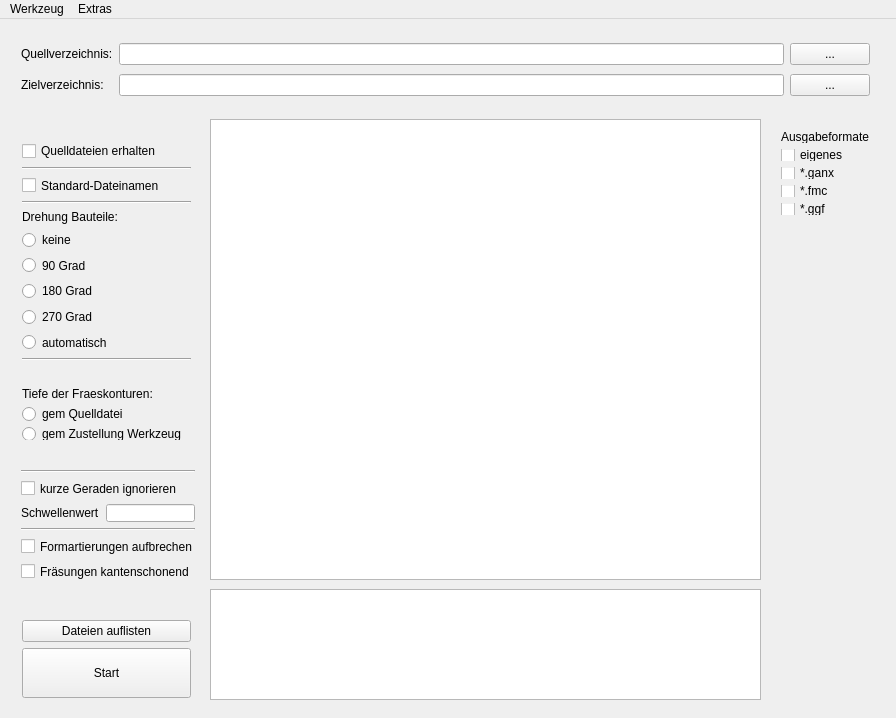
First picture: the form in mainwindow.ui, repository TischlerWilly/postprozessor, before the edit.
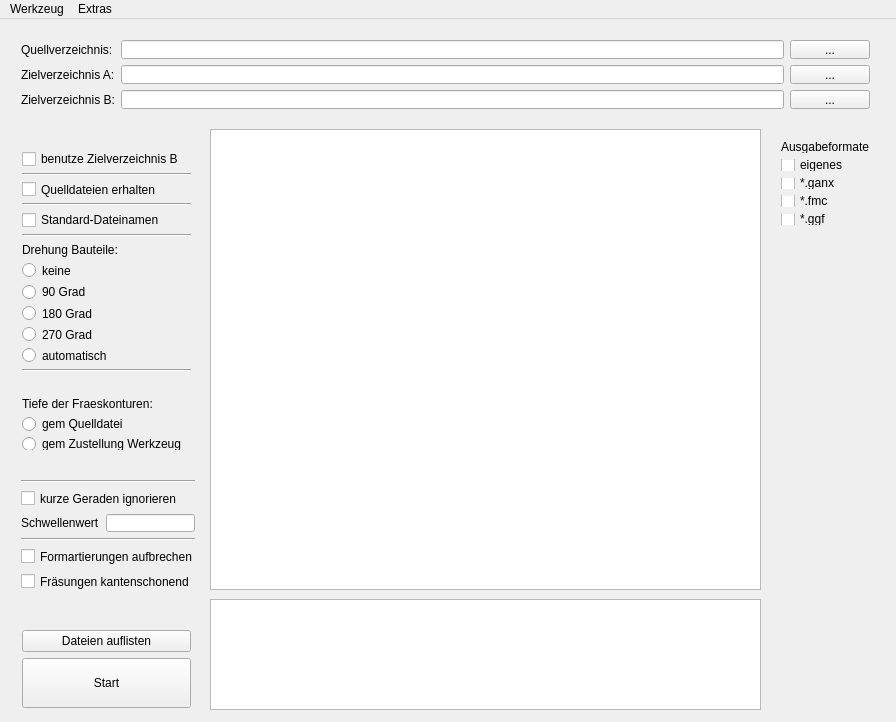
Second picture: the form after the edit.

Commit message: GUI ZielA+B gesplittet

Diff of the .ui file:
```diff
--- a/mainwindow.ui
+++ b/mainwindow.ui
@@ -7,7 +7,7 @@
     <x>0</x>
     <y>0</y>
     <width>896</width>
-    <height>718</height>
+    <height>722</height>
    </rect>
   </property>
   <property name="windowTitle">
@@ -18,7 +18,7 @@
     <property name="geometry">
      <rect>
       <x>210</x>
-      <y>100</y>
+      <y>110</y>
       <width>551</width>
       <height>461</height>
      </rect>
@@ -36,45 +36,66 @@
       <x>10</x>
       <y>10</y>
       <width>871</width>
-      <height>81</height>
+      <height>91</height>
      </rect>
     </property>
     <layout class="QGridLayout" name="gridLayout">
-     <item row="0" column="0">
-      <widget class="QLabel" name="label_quelle">
-       <property name="toolTip">
-        <string>Verzeichnis aus dem importiert werden soll</string>
-       </property>
-       <property name="text">
-        <string>Quellverzeichnis:</string>
-       </property>
-      </widget>
-     </item>
-     <item row="0" column="1">
-      <widget class="QLineEdit" name="lineEdit_quelle"/>
-     </item>
-     <item row="0" column="2">
-      <widget class="QPushButton" name="pushButton__quelle">
-       <property name="text">
-        <string>...</string>
-       </property>
-      </widget>
-     </item>
      <item row="1" column="0">
       <widget class="QLabel" name="label_ziel">
        <property name="toolTip">
         <string>Verzeichnis in das exportiert werden soll</string>
        </property>
        <property name="text">
-        <string>Zielverzeichnis:</string>
+        <string>Zielverzeichnis A:</string>
        </property>
       </widget>
      </item>
      <item row="1" column="1">
-      <widget class="QLineEdit" name="lineEdit_ziel"/>
+      <widget class="QLineEdit" name="lineEdit_zielA">
+       <property name="enabled">
+        <bool>true</bool>
+       </property>
+      </widget>
+     </item>
+     <item row="0" column="2">
+      <widget class="QPushButton" name="pushButton__quelle">
+       <property name="text">
+        <string>...</string>
+       </property>
+      </widget>
+     </item>
+     <item row="0" column="1">
+      <widget class="QLineEdit" name="lineEdit_quelle"/>
      </item>
      <item row="1" column="2">
-      <widget class="QPushButton" name="pushButton_ziel">
+      <widget class="QPushButton" name="pushButton_zielA">
+       <property name="text">
+        <string>...</string>
+       </property>
+      </widget>
+     </item>
+     <item row="0" column="0">
+      <widget class="QLabel" name="label_quelle">
+       <property name="toolTip">
+        <string>Verzeichnis aus dem importiert werden soll</string>
+       </property>
+       <property name="text">
+        <string>Quellverzeichnis:</string>
+       </property>
+      </widget>
+     </item>
+     <item row="2" column="0">
+      <widget class="QLabel" name="label_2">
+       <property name="text">
+        <string>Zielverzeichnis B:</string>
+       </property>
+      </widget>
+     </item>
+     <item row="2" column="1">
+      <widget class="QLineEdit" name="lineEdit_zielB"/>
+     </item>
+     <item row="2" column="2">
+      <widget class="QPushButton" name="pushButton_zielB">
        <property name="text">
         <string>...</string>
        </property>
@@ -86,7 +107,7 @@
     <property name="geometry">
      <rect>
       <x>770</x>
-      <y>100</y>
+      <y>110</y>
       <width>111</width>
       <height>107</height>
      </rect>
@@ -133,7 +154,7 @@
     <property name="geometry">
      <rect>
       <x>210</x>
-      <y>570</y>
+      <y>580</y>
       <width>551</width>
       <height>111</height>
      </rect>
@@ -149,7 +170,7 @@
     <property name="geometry">
      <rect>
       <x>11</x>
-      <y>590</y>
+      <y>600</y>
       <width>191</width>
       <height>91</height>
      </rect>
@@ -190,12 +211,26 @@
     <property name="geometry">
      <rect>
       <x>11</x>
-      <y>111</y>
+      <y>121</y>
       <width>191</width>
       <height>242</height>
      </rect>
     </property>
     <layout class="QVBoxLayout" name="verticalLayout_3">
+     <item>
+      <widget class="QCheckBox" name="checkBox_use_ZielB">
+       <property name="text">
+        <string>benutze Zielverzeichnis B</string>
+       </property>
+      </widget>
+     </item>
+     <item>
+      <widget class="Line" name="line_6">
+       <property name="orientation">
+        <enum>Qt::Horizontal</enum>
+       </property>
+      </widget>
+     </item>
      <item>
       <widget class="QCheckBox" name="checkBox_quelldat_erhalt">
        <property name="toolTip">
@@ -285,7 +320,7 @@
     <property name="geometry">
      <rect>
       <x>11</x>
-      <y>357</y>
+      <y>367</y>
       <width>191</width>
       <height>75</height>
      </rect>
@@ -324,7 +359,7 @@
     <property name="geometry">
      <rect>
       <x>10</x>
-      <y>440</y>
+      <y>450</y>
       <width>196</width>
       <height>133</height>
      </rect>
```
The commit also changes 3 other files.
